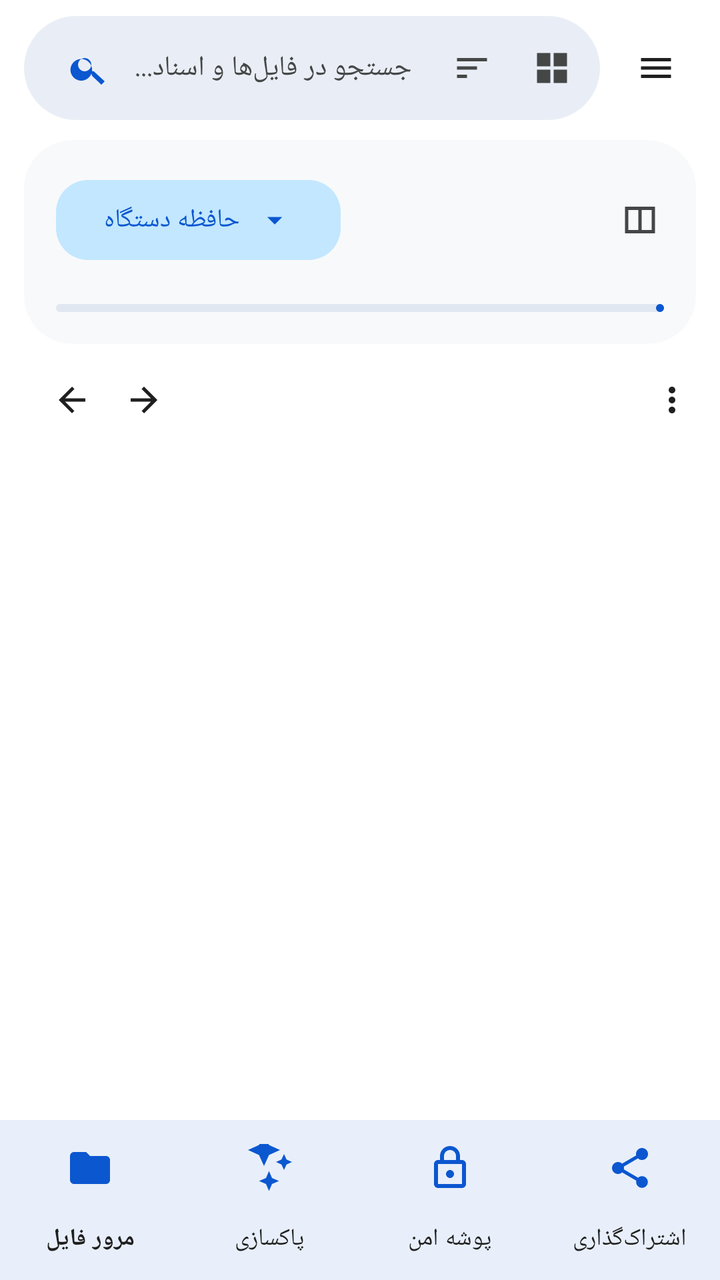
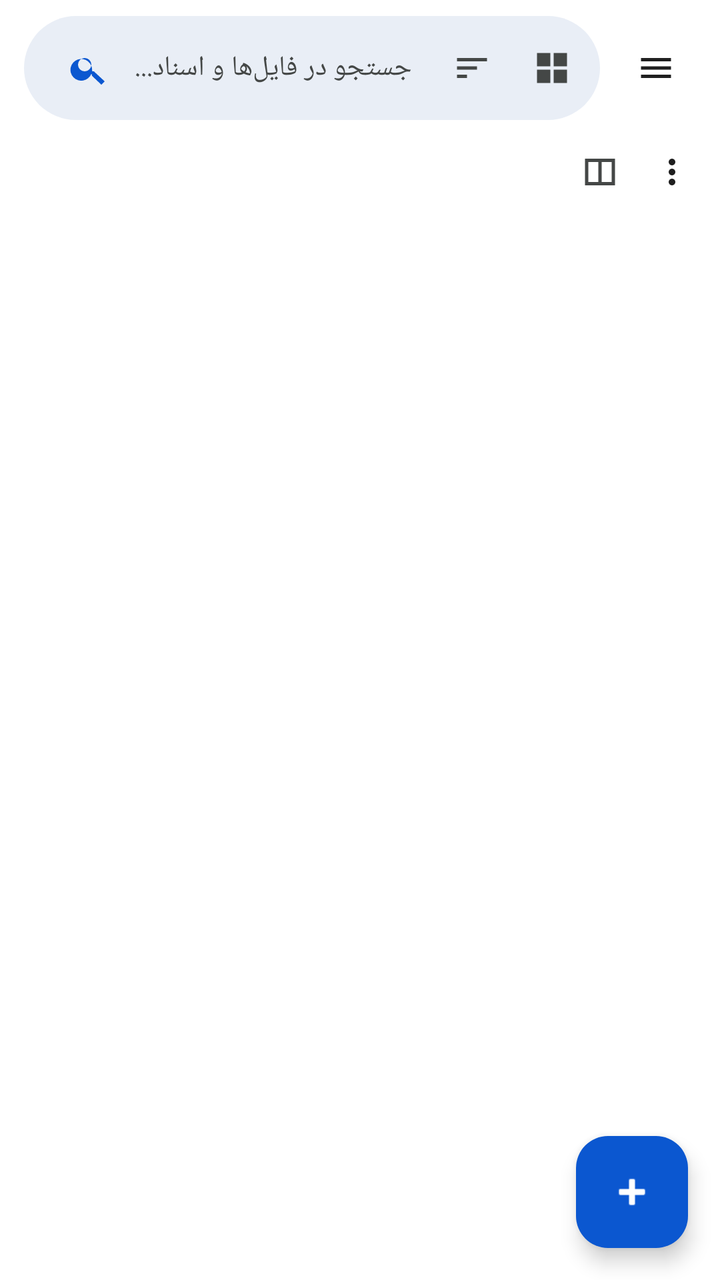

An Android layout rendered at two revisions. The XML below is the earlier revision; the diff shows what the commit changed to produce the second picture.
<!-- AndroidManifest.xml: application theme Theme.SolinaFM -->
<!-- res/layout/activity_main.xml -->
<?xml version="1.0" encoding="utf-8"?>
<LinearLayout xmlns:android="http://schemas.android.com/apk/res/android"
    xmlns:app="http://schemas.android.com/apk/res-auto"
    android:layout_width="match_parent"
    android:layout_height="match_parent"
    android:background="?attr/colorSurface"
    android:orientation="vertical">

    
    <LinearLayout
        android:id="@+id/actionBar"
        android:layout_width="match_parent"
        android:layout_height="wrap_content"
        android:gravity="center_vertical"
        android:orientation="horizontal"
        android:paddingHorizontal="12dp"
        android:paddingTop="8dp"
        android:paddingBottom="4dp">

        <LinearLayout
            android:layout_width="0dp"
            android:layout_height="52dp"
            android:layout_weight="1"
            android:background="@drawable/search_field_bg"
            android:gravity="center_vertical"
            android:orientation="horizontal"
            android:paddingHorizontal="8dp">

            <com.google.android.material.button.MaterialButton
                android:id="@+id/searchIconButton"
                style="@style/Widget.Material3.Button.IconButton"
                android:layout_width="40dp"
                android:layout_height="40dp"
                android:contentDescription="جستجو"
                app:icon="@drawable/ic_search"
                app:iconTint="?attr/colorPrimary" />

            <EditText
                android:id="@+id/searchInput"
                android:layout_width="0dp"
                android:layout_height="match_parent"
                android:layout_weight="1"
                android:background="@null"
                android:hint="جستجو در فایل‌ها و اسناد..."
                android:imeOptions="actionSearch"
                android:inputType="text"
                android:maxLines="1"
                android:paddingHorizontal="6dp"
                android:textColor="?attr/colorOnSurface"
                android:textColorHint="?attr/colorOnSurfaceVariant"
                android:textSize="14sp" />

            <com.google.android.material.button.MaterialButton
                android:id="@+id/sortFilterButton"
                style="@style/Widget.Material3.Button.IconButton"
                android:layout_width="40dp"
                android:layout_height="40dp"
                android:contentDescription="مرتب‌سازی"
                app:icon="@drawable/ic_sort"
                app:iconTint="?attr/colorOnSurfaceVariant" />

            <com.google.android.material.button.MaterialButton
                android:id="@+id/layoutModeButton"
                style="@style/Widget.Material3.Button.IconButton"
                android:layout_width="40dp"
                android:layout_height="40dp"
                android:contentDescription="چیدمان"
                app:icon="@drawable/ic_grid_view"
                app:iconTint="?attr/colorOnSurfaceVariant" />
        </LinearLayout>

        <com.google.android.material.button.MaterialButton
            android:id="@+id/drawerButton"
            style="@style/Widget.Material3.Button.IconButton"
            android:layout_width="44dp"
            android:layout_height="44dp"
            android:layout_marginStart="4dp"
            android:contentDescription="منو"
            app:icon="@drawable/ic_menu"
            app:iconTint="?attr/colorOnSurface" />
    </LinearLayout>

    
    <com.google.android.material.appbar.MaterialToolbar
        android:id="@+id/selectionBar"
        android:layout_width="match_parent"
        android:layout_height="?attr/actionBarSize"
        android:background="?attr/colorPrimaryContainer"
        android:visibility="gone"
        app:navigationIcon="@drawable/ic_close" />

    
    <com.google.android.material.appbar.MaterialToolbar
        android:id="@+id/mainBar"
        android:layout_width="match_parent"
        android:layout_height="0dp"
        android:visibility="gone" />

    
    <com.google.android.material.card.MaterialCardView
        android:id="@+id/storageSummaryCard"
        android:layout_width="match_parent"
        android:layout_height="wrap_content"
        android:layout_marginHorizontal="12dp"
        android:layout_marginVertical="6dp"
        app:cardBackgroundColor="?attr/colorSurfaceContainerLow"
        app:cardCornerRadius="24dp"
        app:cardElevation="0dp"
        app:strokeWidth="0dp">

        <LinearLayout
            android:layout_width="match_parent"
            android:layout_height="wrap_content"
            android:orientation="vertical"
            android:padding="16dp">

            <LinearLayout
                android:layout_width="match_parent"
                android:layout_height="wrap_content"
                android:gravity="center_vertical"
                android:orientation="horizontal">

                <com.google.android.material.button.MaterialButton
                    android:id="@+id/storageButton"
                    style="@style/Widget.Material3.Button.TonalButton"
                    android:layout_width="wrap_content"
                    android:layout_height="wrap_content"
                    android:text="حافظه دستگاه"
                    android:textColor="?attr/colorPrimary"
                    android:textSize="13sp"
                    app:cornerRadius="16dp"
                    app:icon="@drawable/ic_arrow_drop_down"
                    app:iconGravity="textEnd"
                    app:iconTint="?attr/colorPrimary" />

                <View
                    android:layout_width="0dp"
                    android:layout_height="1dp"
                    android:layout_weight="1" />

                <com.google.android.material.button.MaterialButton
                    android:id="@+id/dualPaneButton"
                    style="@style/Widget.Material3.Button.IconButton"
                    android:layout_width="36dp"
                    android:layout_height="36dp"
                    android:contentDescription="حالت دو پنجره‌ای"
                    app:icon="@drawable/ic_splitscreen"
                    app:iconTint="?attr/colorOnSurfaceVariant" />
            </LinearLayout>

            
            <HorizontalScrollView
                android:layout_width="match_parent"
                android:layout_height="wrap_content"
                android:layout_marginTop="8dp"
                android:fillViewport="false"
                android:scrollbars="none">

                <LinearLayout
                    android:id="@+id/storageQuickBar"
                    android:layout_width="wrap_content"
                    android:layout_height="wrap_content"
                    android:orientation="horizontal" />
            </HorizontalScrollView>

            
            <com.google.android.material.progressindicator.LinearProgressIndicator
                android:id="@+id/progress"
                android:layout_width="match_parent"
                android:layout_height="8dp"
                android:layout_marginTop="10dp"
                android:indeterminate="false"
                android:max="100"
                android:progress="38"
                app:indicatorColor="?attr/colorPrimary"
                app:trackColor="?attr/colorSurfaceContainerHighest"
                app:trackCornerRadius="4dp" />
        </LinearLayout>
    </com.google.android.material.card.MaterialCardView>

    
    <LinearLayout
        android:id="@+id/navigationBar"
        android:layout_width="match_parent"
        android:layout_height="44dp"
        android:gravity="center_vertical"
        android:orientation="horizontal"
        android:paddingHorizontal="12dp">

        <com.google.android.material.button.MaterialButton
            android:id="@+id/navBack"
            style="@style/Widget.Material3.Button.IconButton"
            android:layout_width="36dp"
            android:layout_height="36dp"
            android:contentDescription="بازگشت"
            app:icon="@drawable/ic_arrow_back"
            app:iconTint="?attr/colorOnSurface" />

        <com.google.android.material.button.MaterialButton
            android:id="@+id/navForward"
            style="@style/Widget.Material3.Button.IconButton"
            android:layout_width="36dp"
            android:layout_height="36dp"
            android:contentDescription="جلو"
            app:icon="@drawable/ic_arrow_forward"
            app:iconTint="?attr/colorOnSurface" />

        <TextView
            android:id="@+id/pathView"
            android:layout_width="0dp"
            android:layout_height="wrap_content"
            android:layout_marginStart="6dp"
            android:layout_weight="1"
            android:ellipsize="start"
            android:fontFamily="sans-serif-medium"
            android:singleLine="true"
            android:textColor="?attr/colorPrimary"
            android:textSize="13sp" />

        <com.google.android.material.button.MaterialButton
            android:id="@+id/overflowButton"
            style="@style/Widget.Material3.Button.IconButton"
            android:layout_width="36dp"
            android:layout_height="36dp"
            android:contentDescription="بیشتر"
            app:icon="@drawable/ic_more_vert"
            app:iconTint="?attr/colorOnSurface" />
    </LinearLayout>

    
    <FrameLayout
        android:layout_width="match_parent"
        android:layout_height="0dp"
        android:layout_weight="1">

        <androidx.recyclerview.widget.RecyclerView
            android:id="@+id/list"
            android:layout_width="match_parent"
            android:layout_height="match_parent"
            android:clipToPadding="false"
            android:paddingHorizontal="8dp"
            android:paddingTop="4dp"
            android:paddingBottom="80dp" />

        
        <LinearLayout
            android:id="@+id/emptyBox"
            android:layout_width="match_parent"
            android:layout_height="wrap_content"
            android:layout_gravity="center"
            android:gravity="center_horizontal"
            android:orientation="vertical"
            android:padding="32dp"
            android:visibility="gone">

            <TextView
                android:id="@+id/emptyText"
                android:layout_width="wrap_content"
                android:layout_height="wrap_content"
                android:gravity="center"
                android:textColor="?attr/colorOnSurfaceVariant"
                android:textSize="15sp" />

            <com.google.android.material.button.MaterialButton
                android:id="@+id/grantButton"
                style="@style/Widget.Material3.Button"
                android:layout_width="wrap_content"
                android:layout_height="wrap_content"
                android:layout_marginTop="16dp"
                android:text="@string/grant_access"
                android:visibility="gone"
                app:cornerRadius="16dp" />
        </LinearLayout>

        
        <com.google.android.material.floatingactionbutton.ExtendedFloatingActionButton
            android:id="@+id/pasteFab"
            android:layout_width="wrap_content"
            android:layout_height="wrap_content"
            android:layout_gravity="bottom|end"
            android:layout_margin="16dp"
            android:text="@string/paste_here"
            android:visibility="gone"
            app:cornerRadius="16dp"
            app:icon="@drawable/ic_content_paste" />
    </FrameLayout>

    
    <LinearLayout
        android:id="@+id/bottomActions"
        android:layout_width="match_parent"
        android:layout_height="56dp"
        android:background="?attr/colorSurfaceContainerHigh"
        android:elevation="6dp"
        android:gravity="center"
        android:orientation="horizontal"
        android:paddingHorizontal="8dp"
        android:visibility="gone">

        <com.google.android.material.button.MaterialButton
            android:id="@+id/bottomCopy"
            style="@style/Widget.Material3.Button.TextButton"
            android:layout_width="0dp"
            android:layout_height="match_parent"
            android:layout_weight="1"
            android:text="کپی"
            app:icon="@drawable/ic_content_copy" />

        <com.google.android.material.button.MaterialButton
            android:id="@+id/bottomMove"
            style="@style/Widget.Material3.Button.TextButton"
            android:layout_width="0dp"
            android:layout_height="match_parent"
            android:layout_weight="1"
            android:text="انتقال"
            app:icon="@drawable/ic_content_cut" />

        <com.google.android.material.button.MaterialButton
            android:id="@+id/bottomDelete"
            style="@style/Widget.Material3.Button.TextButton"
            android:layout_width="0dp"
            android:layout_height="match_parent"
            android:layout_weight="1"
            android:text="حذف"
            app:icon="@drawable/ic_delete" />
    </LinearLayout>

    
    <com.google.android.material.bottomnavigation.BottomNavigationView
        android:id="@+id/bottomNav"
        android:layout_width="match_parent"
        android:layout_height="wrap_content"
        android:background="?attr/colorSurface"
        app:elevation="4dp"
        app:itemIconTint="?attr/colorPrimary"
        app:itemTextColor="?attr/colorOnSurface"
        app:labelVisibilityMode="labeled"
        app:menu="@menu/menu_bottom_nav" />
</LinearLayout>
<!-- resources referenced by this layout -->
<resources>
  <string name="grant_access">Grant access</string>
  <string name="paste_here">Paste here</string>
  <style name="Theme.SolinaFM" parent="Theme.Material3.DayNight.NoActionBar">
          
          <item name="colorPrimary">@color/solina_primary</item>
          <item name="colorOnPrimary">@color/solina_on_primary</item>
          <item name="colorPrimaryContainer">@color/solina_primary_container</item>
          <item name="colorOnPrimaryContainer">@color/solina_on_primary_container</item>
  
          <item name="colorSecondary">@color/solina_secondary</item>
          <item name="colorOnSecondary">@color/solina_on_secondary</item>
          <item name="colorSecondaryContainer">@color/solina_secondary_container</item>
          <item name="colorOnSecondaryContainer">@color/solina_on_secondary_container</item>
  
          <item name="colorTertiary">@color/solina_tertiary</item>
          <item name="colorOnTertiary">@color/solina_on_tertiary</item>
          <item name="colorTertiaryContainer">@color/solina_tertiary_container</item>
          <item name="colorOnTertiaryContainer">@color/solina_on_tertiary_container</item>
  
          <item name="colorError">@color/solina_error</item>
          <item name="colorSurface">@color/solina_surface</item>
          <item name="colorOnSurface">@color/solina_on_surface</item>
          <item name="colorSurfaceVariant">@color/solina_surface_variant</item>
          <item name="colorOnSurfaceVariant">@color/solina_on_surface_variant</item>
          <item name="colorOutline">@color/solina_outline</item>
  
          <item name="colorSurfaceContainerLowest">@color/solina_surface_container_lowest</item>
          <item name="colorSurfaceContainerLow">@color/solina_surface_container_low</item>
          <item name="colorSurfaceContainer">@color/solina_surface_container</item>
          <item name="colorSurfaceContainerHigh">@color/solina_surface_container_high</item>
          <item name="colorSurfaceContainerHighest">@color/solina_surface_container_highest</item>
  
          
          <item name="shapeAppearanceCornerSmall">@style/ShapeAppearance.Material3.Corner.Small</item>
          <item name="shapeAppearanceCornerMedium">@style/ShapeAppearance.Material3.Corner.Medium</item>
          <item name="shapeAppearanceCornerLarge">@style/ShapeAppearance.Material3.Corner.Large</item>
          <item name="shapeAppearanceCornerExtraLarge">@style/ShapeAppearance.Material3.Corner.ExtraLarge</item>
  
          <item name="android:colorAccent">@color/solina_primary</item>
          <item name="android:windowBackground">?attr/colorSurface</item>
          <item name="android:statusBarColor">?attr/colorSurface</item>
          <item name="android:navigationBarColor">?attr/colorSurface</item>
          <item name="android:windowLightStatusBar">true</item>
          <item name="android:windowLightNavigationBar">true</item>
      </style>
  <color name="solina_primary">#0B57D0</color>
  <color name="solina_on_primary">#FFFFFF</color>
  <color name="solina_primary_container">#D3E3FD</color>
  <color name="solina_on_primary_container">#041E49</color>
  <color name="solina_secondary">#00639B</color>
  <color name="solina_on_secondary">#FFFFFF</color>
  <color name="solina_secondary_container">#C2E7FF</color>
  <color name="solina_tertiary">#006A60</color>
  <color name="solina_on_tertiary">#FFFFFF</color>
  <color name="solina_tertiary_container">#70F7E6</color>
  <color name="solina_on_tertiary_container">#00201D</color>
  <color name="solina_error">#BA1A1A</color>
  <color name="solina_surface">#FFFFFF</color>
  <color name="solina_on_surface">#1F1F1F</color>
  <color name="solina_surface_variant">#E1E3E1</color>
  <color name="solina_on_surface_variant">#444746</color>
  <color name="solina_outline">#747775</color>
  <color name="solina_surface_container_low">#F8F9FA</color>
  <color name="solina_surface_container">#F0F4F9</color>
  <!-- unchanged entries left out for length: 19 -->
</resources>

<!-- the commit's change to res/layout/activity_main.xml (unified diff, before → after) -->
@@ -84,7 +84,7 @@
     <com.google.android.material.appbar.MaterialToolbar
         android:id="@+id/selectionBar"
         android:layout_width="match_parent"
-        android:layout_height="?attr/actionBarSize"
+        android:layout_height="44dp"
         android:background="?attr/colorPrimaryContainer"
         android:visibility="gone"
         app:navigationIcon="@drawable/ic_close" />
@@ -99,6 +99,7 @@
     
     <com.google.android.material.card.MaterialCardView
         android:id="@+id/storageSummaryCard"
+        android:visibility="gone"
         android:layout_width="match_parent"
         android:layout_height="wrap_content"
         android:layout_marginHorizontal="12dp"
@@ -138,6 +139,80 @@
                     android:layout_height="1dp"
                     android:layout_weight="1" />
 
+            </LinearLayout>
+
+            
+            <HorizontalScrollView
+                android:layout_width="match_parent"
+                android:layout_height="wrap_content"
+                android:layout_marginTop="8dp"
+                android:fillViewport="false"
+                android:scrollbars="none">
+
+                <LinearLayout
+                    android:id="@+id/storageQuickBar"
+                    android:layout_width="wrap_content"
+                    android:layout_height="wrap_content"
+                    android:orientation="horizontal" />
+            </HorizontalScrollView>
+
+            
+            <com.google.android.material.progressindicator.LinearProgressIndicator
+                android:id="@+id/progress"
+                android:layout_width="match_parent"
+                android:layout_height="8dp"
+                android:layout_marginTop="10dp"
+                android:layout_marginHorizontal="-8dp"
+                android:indeterminate="false"
+                android:max="100"
+                android:progress="38"
+                app:indicatorColor="?attr/colorPrimary"
+                app:trackColor="?attr/colorSurfaceContainerHighest"
+                app:trackCornerRadius="4dp" />
+        </LinearLayout>
+    </com.google.android.material.card.MaterialCardView>
+
+    
+    <LinearLayout
+        android:id="@+id/navigationBar"
+        android:layout_width="match_parent"
+        android:layout_height="44dp"
+        android:gravity="center_vertical"
+        android:orientation="horizontal"
+        android:paddingHorizontal="12dp">
+
+        <com.google.android.material.button.MaterialButton
+            android:id="@+id/navBack"
+            android:visibility="gone"
+            style="@style/Widget.Material3.Button.IconButton"
+            android:layout_width="36dp"
+            android:layout_height="36dp"
+            android:contentDescription="بازگشت"
+            app:icon="@drawable/ic_arrow_back"
+            app:iconTint="?attr/colorOnSurface" />
+
+        <com.google.android.material.button.MaterialButton
+            android:id="@+id/navForward"
+            android:visibility="gone"
+            style="@style/Widget.Material3.Button.IconButton"
+            android:layout_width="36dp"
+            android:layout_height="36dp"
+            android:contentDescription="جلو"
+            app:icon="@drawable/ic_arrow_forward"
+            app:iconTint="?attr/colorOnSurface" />
+
+        <TextView
+            android:id="@+id/pathView"
+            android:layout_width="0dp"
+            android:layout_height="wrap_content"
+            android:layout_marginStart="6dp"
+            android:layout_weight="1"
+            android:ellipsize="start"
+            android:fontFamily="sans-serif-medium"
+            android:singleLine="true"
+            android:textColor="?attr/colorPrimary"
+            android:textSize="13sp" />
+
                 <com.google.android.material.button.MaterialButton
                     android:id="@+id/dualPaneButton"
                     style="@style/Widget.Material3.Button.IconButton"
@@ -146,77 +221,6 @@
                     android:contentDescription="حالت دو پنجره‌ای"
                     app:icon="@drawable/ic_splitscreen"
                     app:iconTint="?attr/colorOnSurfaceVariant" />
-            </LinearLayout>
-
-            
-            <HorizontalScrollView
-                android:layout_width="match_parent"
-                android:layout_height="wrap_content"
-                android:layout_marginTop="8dp"
-                android:fillViewport="false"
-                android:scrollbars="none">
-
-                <LinearLayout
-                    android:id="@+id/storageQuickBar"
-                    android:layout_width="wrap_content"
-                    android:layout_height="wrap_content"
-                    android:orientation="horizontal" />
-            </HorizontalScrollView>
-
-            
-            <com.google.android.material.progressindicator.LinearProgressIndicator
-                android:id="@+id/progress"
-                android:layout_width="match_parent"
-                android:layout_height="8dp"
-                android:layout_marginTop="10dp"
-                android:indeterminate="false"
-                android:max="100"
-                android:progress="38"
-                app:indicatorColor="?attr/colorPrimary"
-                app:trackColor="?attr/colorSurfaceContainerHighest"
-                app:trackCornerRadius="4dp" />
-        </LinearLayout>
-    </com.google.android.material.card.MaterialCardView>
-
-    
-    <LinearLayout
-        android:id="@+id/navigationBar"
-        android:layout_width="match_parent"
-        android:layout_height="44dp"
-        android:gravity="center_vertical"
-        android:orientation="horizontal"
-        android:paddingHorizontal="12dp">
-
-        <com.google.android.material.button.MaterialButton
-            android:id="@+id/navBack"
-            style="@style/Widget.Material3.Button.IconButton"
-            android:layout_width="36dp"
-            android:layout_height="36dp"
-            android:contentDescription="بازگشت"
-            app:icon="@drawable/ic_arrow_back"
-            app:iconTint="?attr/colorOnSurface" />
-
-        <com.google.android.material.button.MaterialButton
-            android:id="@+id/navForward"
-            style="@style/Widget.Material3.Button.IconButton"
-            android:layout_width="36dp"
-            android:layout_height="36dp"
-            android:contentDescription="جلو"
-            app:icon="@drawable/ic_arrow_forward"
-            app:iconTint="?attr/colorOnSurface" />
-
-        <TextView
-            android:id="@+id/pathView"
-            android:layout_width="0dp"
-            android:layout_height="wrap_content"
-            android:layout_marginStart="6dp"
-            android:layout_weight="1"
-            android:ellipsize="start"
-            android:fontFamily="sans-serif-medium"
-            android:singleLine="true"
-            android:textColor="?attr/colorPrimary"
-            android:textSize="13sp" />
-
         <com.google.android.material.button.MaterialButton
             android:id="@+id/overflowButton"
             style="@style/Widget.Material3.Button.IconButton"
@@ -277,12 +281,22 @@
             android:id="@+id/pasteFab"
             android:layout_width="wrap_content"
             android:layout_height="wrap_content"
-            android:layout_gravity="bottom|end"
+            android:layout_gravity="bottom|left"
             android:layout_margin="16dp"
             android:text="@string/paste_here"
             android:visibility="gone"
             app:cornerRadius="16dp"
             app:icon="@drawable/ic_content_paste" />
+        <com.google.android.material.floatingactionbutton.FloatingActionButton
+            android:id="@+id/createFab"
+            android:layout_width="56dp"
+            android:layout_height="56dp"
+            android:layout_gravity="bottom|right"
+            android:layout_margin="16dp"
+            android:contentDescription="ایجاد فایل یا پوشه"
+            app:backgroundTint="?attr/colorPrimary"
+            app:srcCompat="@android:drawable/ic_input_add"
+            app:tint="?attr/colorOnPrimary" />
     </FrameLayout>
 
     
@@ -325,15 +339,4 @@
             app:icon="@drawable/ic_delete" />
     </LinearLayout>
 
-    
-    <com.google.android.material.bottomnavigation.BottomNavigationView
-        android:id="@+id/bottomNav"
-        android:layout_width="match_parent"
-        android:layout_height="wrap_content"
-        android:background="?attr/colorSurface"
-        app:elevation="4dp"
-        app:itemIconTint="?attr/colorPrimary"
-        app:itemTextColor="?attr/colorOnSurface"
-        app:labelVisibilityMode="labeled"
-        app:menu="@menu/menu_bottom_nav" />
 </LinearLayout>
<!-- resource entries referenced after the edit -->
@@ -39,7 +39,8 @@
           <item name="shapeAppearanceCornerExtraLarge">@style/ShapeAppearance.Material3.Corner.ExtraLarge</item>
   
           <item name="android:colorAccent">@color/solina_primary</item>
-          <item name="android:windowBackground">?attr/colorSurface</item>
+          <item name="android:colorBackground">@color/solina_background</item>
+          <item name="android:windowBackground">@color/solina_background</item>
           <item name="android:statusBarColor">?attr/colorSurface</item>
           <item name="android:navigationBarColor">?attr/colorSurface</item>
           <item name="android:windowLightStatusBar">true</item>
@@ -64,6 +65,7 @@
   <color name="solina_outline">#747775</color>
   <color name="solina_surface_container_low">#F8F9FA</color>
   <color name="solina_surface_container">#F0F4F9</color>
+  <color name="solina_background">#F8F9FA</color>
   <!-- unchanged entries left out for length: 19 -->
 </resources>
 
